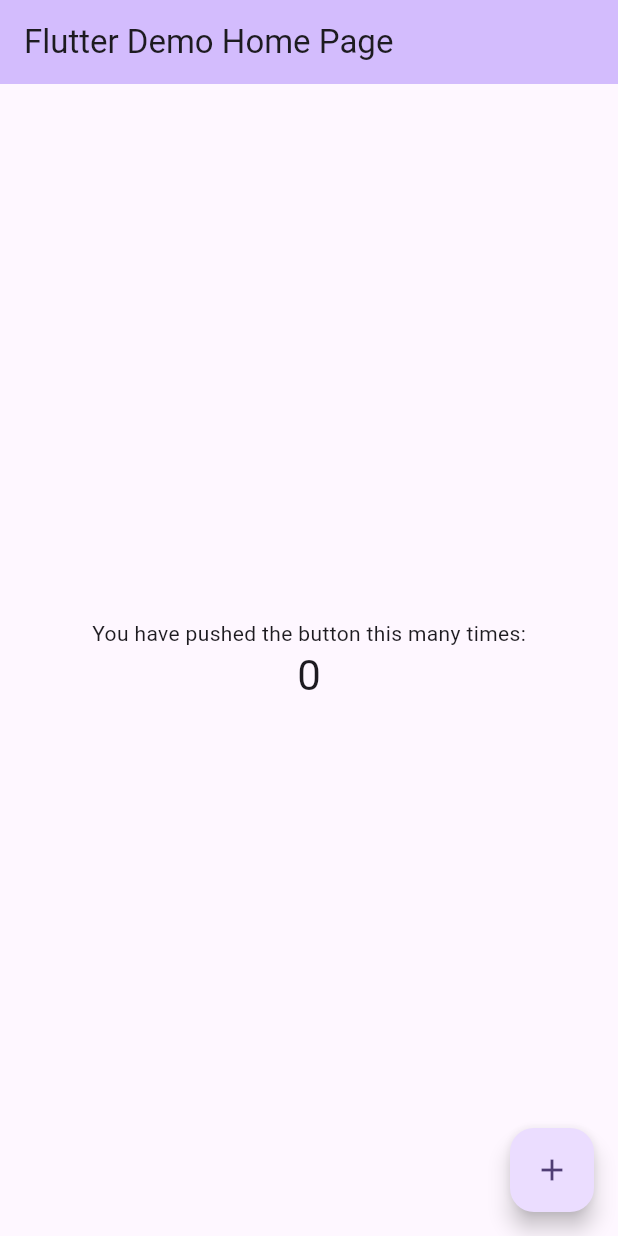
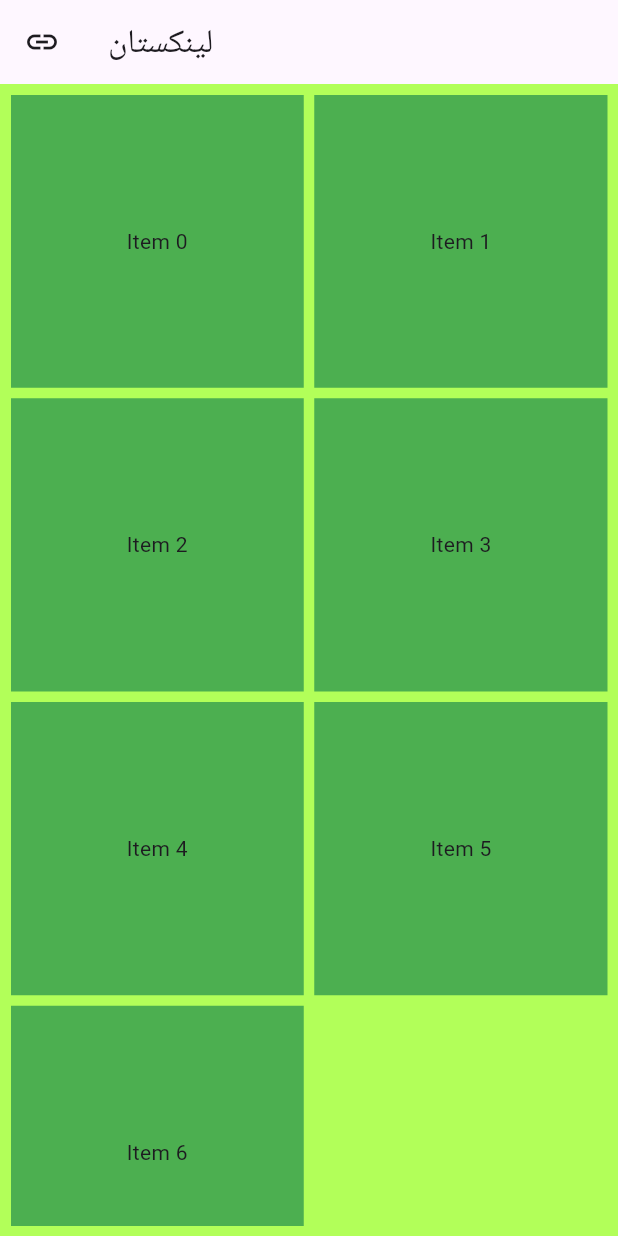
Before and after one commit to EhsanHasin/linkestan, a Flutter app: the screen it shows after launch, on a phone screen of 412 x 824 dp. Run offline on Flutter 3.47's test engine with Material 3 defaults, Android fonts, the light colour scheme and no system bars.

Commit message:
initial adding pages and dart files

```diff
--- a/lib/main.dart
+++ b/lib/main.dart
@@ -1,125 +1,21 @@
 import 'package:flutter/material.dart';
-
-void main() {
-  runApp(const MyApp());
-}
-
-class MyApp extends StatelessWidget {
-  const MyApp({super.key});
-
-  // This widget is the root of your application.
-  @override
-  Widget build(BuildContext context) {
-    return MaterialApp(
-      title: 'Flutter Demo',
+import 'package:linkestan/pages/setting_page.dart';
+import 'package:linkestan/pages/splash_screen_page.dart';
+import 'utilities/my_constants.dart';
+import 'pages/home_page.dart';
+void main() => runApp(
+    MaterialApp(
+      title: APP_Name,
       theme: ThemeData(
-        // This is the theme of your application.
-        //
-        // TRY THIS: Try running your application with "flutter run". You'll see
-        // the application has a purple toolbar. Then, without quitting the app,
-        // try changing the seedColor in the colorScheme below to Colors.green
-        // and then invoke "hot reload" (save your changes or press the "hot
-        // reload" button in a Flutter-supported IDE, or press "r" if you used
-        // the command line to start the app).
-        //
-        // Notice that the counter didn't reset back to zero; the application
-        // state is not lost during the reload. To reset the state, use hot
-        // restart instead.
-        //
-        // This works for code too, not just values: Most code changes can be
-        // tested with just a hot reload.
-        colorScheme: ColorScheme.fromSeed(seedColor: Colors.deepPurple),
-        useMaterial3: true,
+        primarySwatch: Colors.green,
+          scaffoldBackgroundColor: Colors.lightGreenAccent
       ),
-      home: const MyHomePage(title: 'Flutter Demo Home Page'),
-    );
-  }
-}
-
-class MyHomePage extends StatefulWidget {
-  const MyHomePage({super.key, required this.title});
-
-  // This widget is the home page of your application. It is stateful, meaning
-  // that it has a State object (defined below) that contains fields that affect
-  // how it looks.
-
-  // This class is the configuration for the state. It holds the values (in this
-  // case the title) provided by the parent (in this case the App widget) and
-  // used by the build method of the State. Fields in a Widget subclass are
-  // always marked "final".
-
-  final String title;
-
-  @override
-  State<MyHomePage> createState() => _MyHomePageState();
-}
-
-class _MyHomePageState extends State<MyHomePage> {
-  int _counter = 0;
-
-  void _incrementCounter() {
-    setState(() {
-      // This call to setState tells the Flutter framework that something has
-      // changed in this State, which causes it to rerun the build method below
-      // so that the display can reflect the updated values. If we changed
-      // _counter without calling setState(), then the build method would not be
-      // called again, and so nothing would appear to happen.
-      _counter++;
-    });
-  }
-
-  @override
-  Widget build(BuildContext context) {
-    // This method is rerun every time setState is called, for instance as done
-    // by the _incrementCounter method above.
-    //
-    // The Flutter framework has been optimized to make rerunning build methods
-    // fast, so that you can just rebuild anything that needs updating rather
-    // than having to individually change instances of widgets.
-    return Scaffold(
-      appBar: AppBar(
-        // TRY THIS: Try changing the color here to a specific color (to
-        // Colors.amber, perhaps?) and trigger a hot reload to see the AppBar
-        // change color while the other colors stay the same.
-        backgroundColor: Theme.of(context).colorScheme.inversePrimary,
-        // Here we take the value from the MyHomePage object that was created by
-        // the App.build method, and use it to set our appbar title.
-        title: Text(widget.title),
-      ),
-      body: Center(
-        // Center is a layout widget. It takes a single child and positions it
-        // in the middle of the parent.
-        child: Column(
-          // Column is also a layout widget. It takes a list of children and
-          // arranges them vertically. By default, it sizes itself to fit its
-          // children horizontally, and tries to be as tall as its parent.
-          //
-          // Column has various properties to control how it sizes itself and
-          // how it positions its children. Here we use mainAxisAlignment to
-          // center the children vertically; the main axis here is the vertical
-          // axis because Columns are vertical (the cross axis would be
-          // horizontal).
-          //
-          // TRY THIS: Invoke "debug painting" (choose the "Toggle Debug Paint"
-          // action in the IDE, or press "p" in the console), to see the
-          // wireframe for each widget.
-          mainAxisAlignment: MainAxisAlignment.center,
-          children: <Widget>[
-            const Text(
-              'You have pushed the button this many times:',
-            ),
-            Text(
-              '$_counter',
-              style: Theme.of(context).textTheme.headlineMedium,
-            ),
-          ],
-        ),
-      ),
-      floatingActionButton: FloatingActionButton(
-        onPressed: _incrementCounter,
-        tooltip: 'Increment',
-        child: const Icon(Icons.add),
-      ), // This trailing comma makes auto-formatting nicer for build methods.
-    );
-  }
-}
+      initialRoute: ROUTE_SPLASH_SCREEN_PAGE,
+      routes: {
+            ROUTE_SPLASH_SCREEN_PAGE : (context)=> SplashScreen(),
+            ROUTE_HOME_PAGE : (context)=> HomePage(),
+            ROUTE_SETTING_PAGE : (context)=> SettingPage(),
+      },
+      debugShowCheckedModeBanner: false,
+    )
+);
--- /dev/null
+++ b/lib/pages/home_page.dart
@@ -0,0 +1,34 @@
+import 'package:flutter/material.dart';
+import '../utilities/my_constants.dart';
+
+class HomePage extends StatefulWidget {
+  const HomePage({Key? key}) : super(key: key);
+
+  @override
+  State<HomePage> createState() => _HomePageState();
+}
+
+class _HomePageState extends State<HomePage> {
+  @override
+  Widget build(BuildContext context) {
+    return Scaffold(
+      appBar: AppBar(
+        leading: Icon(Icons.link),
+        title: Text(APP_Name),
+      ),
+      body: Padding(
+        padding: const EdgeInsets.all(7.0),
+        child: GridView.builder(
+          gridDelegate:
+              SliverGridDelegateWithFixedCrossAxisCount(crossAxisCount: 2, mainAxisSpacing: 7, crossAxisSpacing: 7),
+          itemCount: 7,
+          itemBuilder: (context, index) {
+            return GridTile(
+              child: Container(child: Center(child: Text("Item $index")), width: double.infinity, height: double.infinity, color: Colors.green,),
+            );
+          },
+        ),
+      ),
+    );
+  }
+}
```
Also changed, not shown: lib/pages/setting_page.dart (added, +14 -0 lines), lib/pages/splash_screen_page.dart (added, +40 -0 lines), lib/utilities/my_constants.dart (added, +14 -0 lines), 1 other file.
